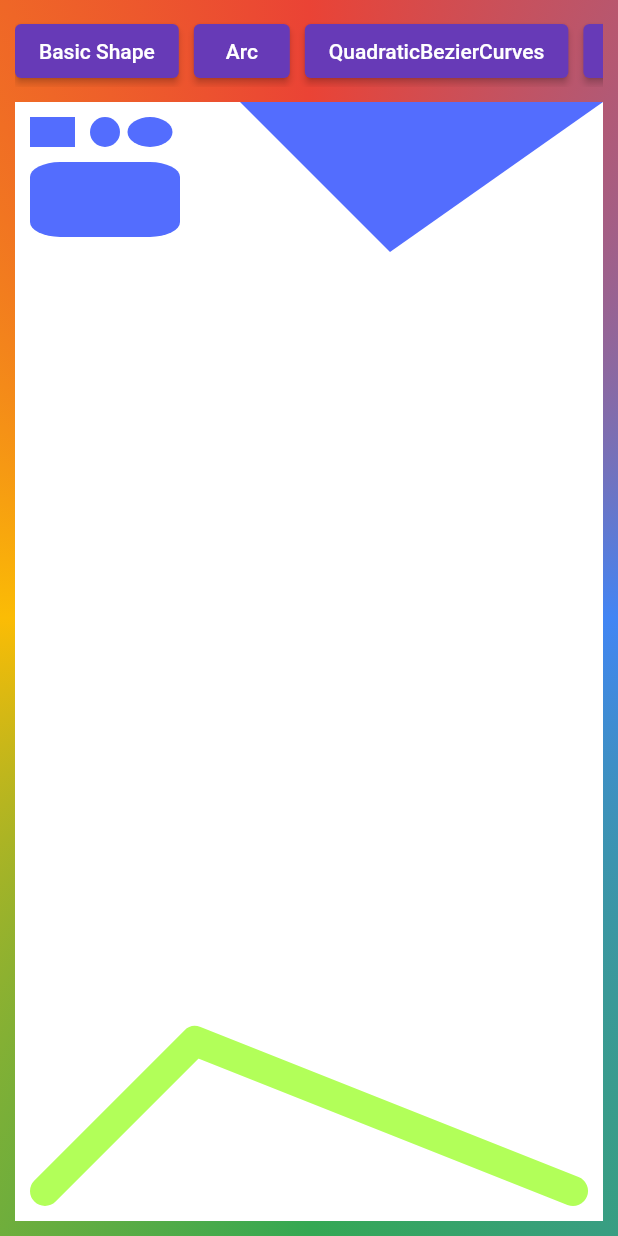
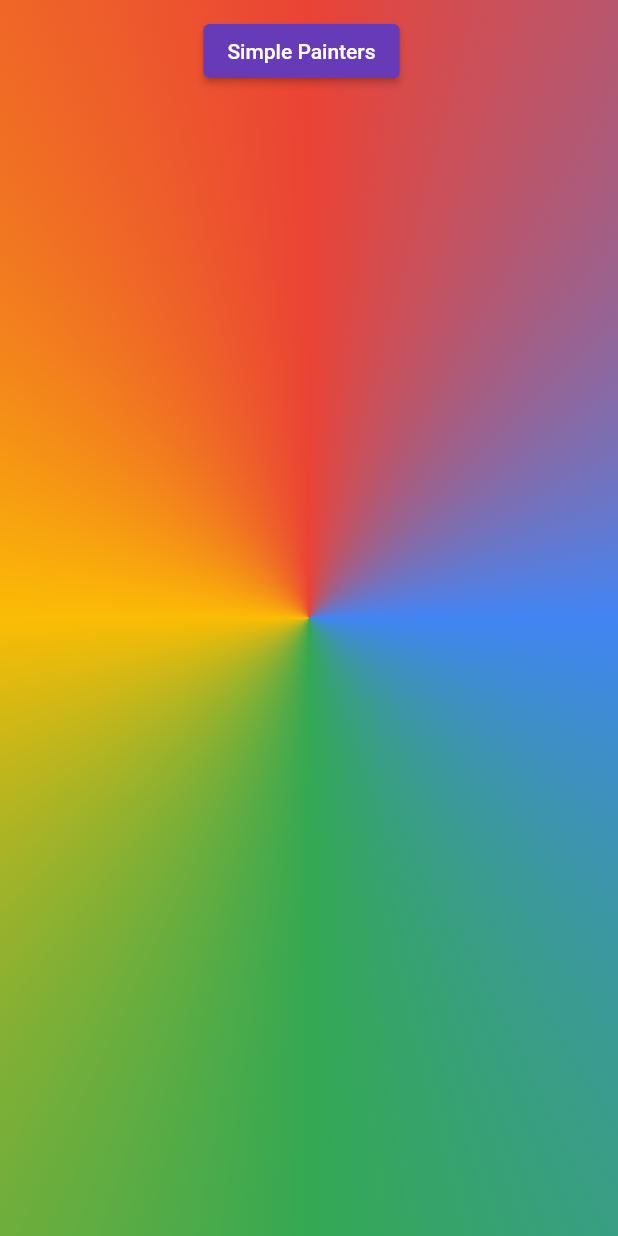
Before and after one commit to Christian-Adler/flutter_canvas_training, a Flutter app: the screen it shows after launch, on a phone screen of 412 x 824 dp. Run offline on Flutter 3.47's test engine with Material 2 defaults, Android fonts, the phone set to English and light mode, and no system bars.

Commit message:
move simple painters to extra widget

```diff
--- a/lib/main.dart
+++ b/lib/main.dart
@@ -1,18 +1,5 @@
-import 'dart:math' as math;
-
 import 'package:flutter/material.dart';
-
-import 'painter/arc_painter.dart';
-import 'painter/basic_shapes_painter.dart';
-import 'painter/blur_painter.dart';
-import 'painter/color_filter_painter.dart';
-import 'painter/cubic_bezier_curves_painter.dart';
-import 'painter/hit_test_painter.dart';
-import 'painter/linear_gradient_painter.dart';
-import 'painter/quadratic_bezier_curves_painter.dart';
-import 'painter/radial_gradient_painter.dart';
-import 'painter/should_repaint_painter.dart';
-import 'painter/sweep_gradient_painter.dart';
+import 'package:flutter_canvas_training/widgets/simple_painters.dart';
 
 void main() {
   runApp(const MyApp());
@@ -29,7 +16,7 @@ class MyApp extends StatelessWidget {
       theme: ThemeData(
         primarySwatch: Colors.deepPurple,
       ),
-      home: Scaffold(
+      home: const Scaffold(
         body: SafeArea(child: RootContainer()),
       ),
     );
@@ -37,24 +24,16 @@ class MyApp extends StatelessWidget {
 }
 
 class RootContainer extends StatefulWidget {
-  final _random = math.Random();
-
-  RootContainer({super.key});
-
-  /// Generates a positive random integer uniformly distributed on the range
-  /// from [min], inclusive, to [max], exclusive.
-  int nextInt(int min, int max) => min + _random.nextInt(max - min);
-
-  double nextDouble(double min, double max) => min + _random.nextDouble() * (max - min);
+  const RootContainer({super.key});
 
   @override
   State<RootContainer> createState() => _RootContainerState();
 }
 
 class _RootContainerState extends State<RootContainer> {
-  CustomPainter painter = BasicShapesPainter();
+  Widget painter = Container();
 
-  void setPainter(CustomPainter p) {
+  void setPainter(Widget p) {
     setState(() {
       painter = p;
     });
@@ -84,48 +63,19 @@ class _RootContainerState extends State<RootContainer> {
             scrollDirection: Axis.horizontal,
             child: Row(
               children: [
-                ElevatedButton(onPressed: () => setPainter(BasicShapesPainter()), child: const Text('Basic Shape')),
+                ElevatedButton(
+                    onPressed: () => setPainter(const SimplePainters()), child: const Text('Simple Painters')),
                 const SizedBox(width: 10),
-                ElevatedButton(onPressed: () => setPainter(ArcPainter()), child: const Text('Arc')),
-                const SizedBox(width: 10),
-                ElevatedButton(
-                    onPressed: () => setPainter(QuadraticBezierCurvesPainter()),
-                    child: const Text('QuadraticBezierCurves')),
-                const SizedBox(width: 10),
-                ElevatedButton(
-                    onPressed: () => setPainter(CubicBezierCurvesPainter()), child: const Text('CubicBezierCurves')),
-                const SizedBox(width: 10),
-                ElevatedButton(
-                    onPressed: () => setPainter(RadialGradientPainter()), child: const Text('RadialGradient')),
-                const SizedBox(width: 10),
-                ElevatedButton(onPressed: () => setPainter(SweepGradientPainter()), child: const Text('SweepGradient')),
-                const SizedBox(width: 10),
-                ElevatedButton(
-                    onPressed: () => setPainter(LinearGradientPainter()), child: const Text('LinearGradient')),
-                const SizedBox(width: 10),
-                ElevatedButton(
-                    onPressed: () => setPainter(ShouldRepaintPainter(widget.nextDouble(0, 360))),
-                    // onPressed: () => setPainter(ShouldRepaintPainter(50)),
-                    child: const Text('ShouldRepaint')),
-                const SizedBox(width: 10),
-                ElevatedButton(onPressed: () => setPainter(HitTestPainter()), child: const Text('HitTest')),
-                const SizedBox(width: 10),
-                ElevatedButton(onPressed: () => setPainter(BlurPainter()), child: const Text('Blur')),
-                const SizedBox(width: 10),
-                ElevatedButton(onPressed: () => setPainter(ColorFilterPainter()), child: const Text('ColorFilter')),
               ],
             ),
           ),
           const SizedBox(height: 10),
           Expanded(
-            child: Container(
-              color: Colors.white,
+            child: SizedBox(
               // Groeße: Wichtig, damit im Painter Size korrekt geht. Sonst width & height = 0
               width: double.infinity,
               height: double.infinity,
-              child: CustomPaint(
-                painter: painter,
-              ),
+              child: painter,
             ),
           ),
         ],
```
Also changed, not shown: lib/util/Util.dart (added, +11 -0 lines), lib/widgets/simple_painters.dart (added, +85 -0 lines).
